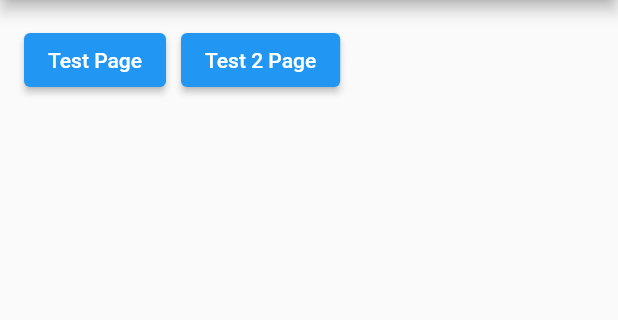
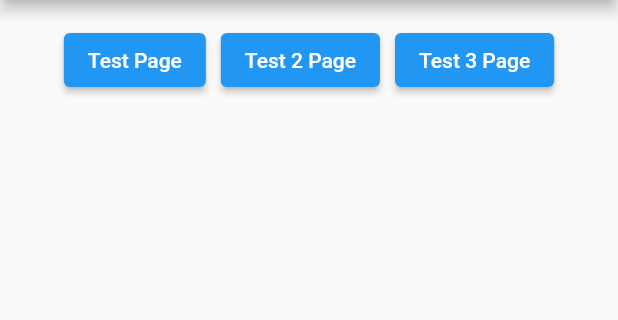
Before and after one commit to alihan-ulker/Flutter-Examples, a Flutter app: the screen it shows after launch, on a phone screen of 412 x 824 dp, the part 84-404 px from its top. Run offline on Flutter 3.47's test engine with Material 2 defaults, Android fonts, the light colour scheme and no system bars; our stand-ins replace fluro, flutter_spinkit, package_info_plus; missing offline and left inert: flutter_inappwebview.

Commit message:
fluro page 3 added

```diff
--- a/flutter_fluro_example/lib/core/services/route_service.dart
+++ b/flutter_fluro_example/lib/core/services/route_service.dart
@@ -4,12 +4,14 @@ import 'package:flutter_fluro_example/src/views/view_home.dart';
 import 'package:flutter_fluro_example/src/views/view_splash.dart';
 import 'package:flutter_fluro_example/src/views/view_test.dart';
 import 'package:flutter_fluro_example/src/views/view_test_second.dart';
+import 'package:flutter_fluro_example/src/views/view_test_third.dart';
 
 class Routes {
   static const String splash = "/splash";
   static const String home = "/homePage";
   static const String testPage = "/testPage";
   static const String testPage2 = "/testPage2";
+  static const String testPage3 = "/testPage3";
 }
 
 class RouteService {
@@ -25,11 +27,14 @@ class RouteService {
       Handler(handlerFunc: (context, parameters) => const ViewTest());
   static final Handler _handlertestPage2 =
       Handler(handlerFunc: (context, parameters) => const ViewTestSecond());
+  static final Handler _handlertestPage3 =
+      Handler(handlerFunc: (context, parameters) => const ViewTestThird());
 
   static void setupRouter() {
     fluroRouter.define(Routes.splash, handler: _handlerSplash);
     fluroRouter.define(Routes.home, handler: _handlerHome);
     fluroRouter.define(Routes.testPage, handler: _handlertestPage);
     fluroRouter.define(Routes.testPage2, handler: _handlertestPage2);
+    fluroRouter.define(Routes.testPage3, handler: _handlertestPage3);
   }
 }
--- a/flutter_fluro_example/lib/core/shared/ui_text.dart
+++ b/flutter_fluro_example/lib/core/shared/ui_text.dart
@@ -4,11 +4,13 @@ class UIText {
 
   static String buttonTest = "Test Page";
   static String buttonTest2 = "Test 2 Page";
+  static String buttonTest3 = "Test 3 Page";
 
   static String testsBackButton = "Back Home Page";
 
   static String testPage = "Test Page";
   static String testPage2 = "Test 2 Page";
+  static String testPage3 = "Test 3 Page";
 
-  static String routeError = "Birşeyler ters gitti!";
+  static String routeError = "Something went wrong!";
 }
--- a/flutter_fluro_example/lib/src/views/view_home.dart
+++ b/flutter_fluro_example/lib/src/views/view_home.dart
@@ -20,6 +20,7 @@ class ViewHome extends StatelessWidget {
           Padding(
             padding: const EdgeInsets.all(16.0),
             child: Row(
+              mainAxisAlignment: MainAxisAlignment.center,
               children: [
                 ElevatedButton(
                   onPressed: () {
@@ -34,6 +35,13 @@ class ViewHome extends StatelessWidget {
                   },
                   child: Text(UIText.buttonTest2),
                 ),
+                const SizedBox(width: 10.0),
+                ElevatedButton(
+                  onPressed: () {
+                    AppUtils.startPush(context, route: Routes.testPage3);
+                  },
+                  child: Text(UIText.buttonTest3),
+                ),
               ],
             ),
           )
```
Also changed, not shown: flutter_fluro_example/lib/src/views/view_test_third.dart (added, +39 -0 lines).
